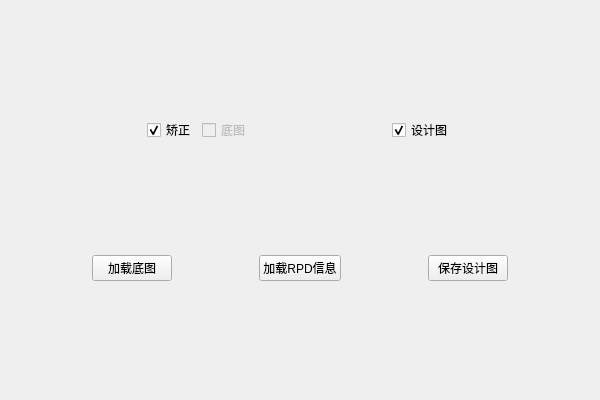
Above: RpdDesign/RpdDesign.ui from shengjie-lin/RPD-Design before the change. Below: the same form after it.
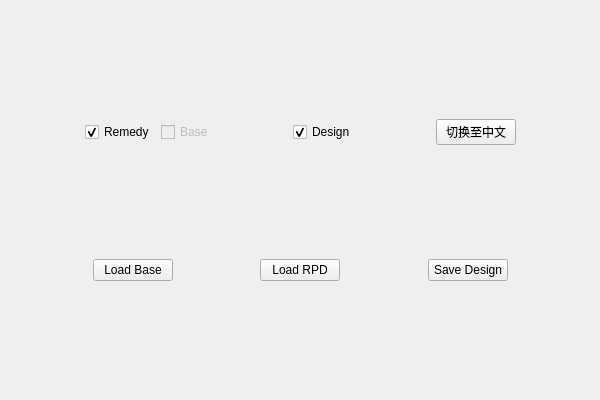
That is the form after the change.

Commit message: 1. supported dynamic language selection (chs/eng) 2. avoid setting RPDs twice in updateRpdDesign() 3. fixed a bug where remediedTeeth never gets cleared

The edit to the form file:
```diff
--- a/RpdDesign/RpdDesign.ui
+++ b/RpdDesign/RpdDesign.ui
@@ -32,7 +32,7 @@
      <item>
       <widget class="QCheckBox" name="remedyCheckBox">
        <property name="text">
-        <string>矫正</string>
+        <string notr="true">Remedy</string>
        </property>
        <property name="checked">
         <bool>true</bool>
@@ -45,7 +45,7 @@
         <bool>false</bool>
        </property>
        <property name="text">
-        <string>底图</string>
+        <string notr="true">Base</string>
        </property>
        <property name="checked">
         <bool>false</bool>
@@ -68,7 +68,7 @@
      <item>
       <widget class="QCheckBox" name="designCheckBox">
        <property name="text">
-        <string>设计图</string>
+        <string notr="true">Design</string>
        </property>
        <property name="checkable">
         <bool>true</bool>
@@ -91,6 +91,26 @@
        </property>
       </spacer>
      </item>
+     <item>
+      <widget class="QPushButton" name="switchLanguagePushButton">
+       <property name="text">
+        <string notr="true">切换至中文</string>
+       </property>
+      </widget>
+     </item>
+     <item>
+      <spacer name="horizontalSpacer_8">
+       <property name="orientation">
+        <enum>Qt::Horizontal</enum>
+       </property>
+       <property name="sizeHint" stdset="0">
+        <size>
+         <width>40</width>
+         <height>20</height>
+        </size>
+       </property>
+      </spacer>
+     </item>
     </layout>
    </item>
    <item>
@@ -111,7 +131,7 @@
      <item>
       <widget class="QPushButton" name="loadBasePushButton">
        <property name="text">
-        <string>加载底图</string>
+        <string notr="true">Load Base</string>
        </property>
       </widget>
      </item>
@@ -131,7 +151,7 @@
      <item>
       <widget class="QPushButton" name="loadRpdPushButton">
        <property name="text">
-        <string>加载RPD信息</string>
+        <string notr="true">Load RPD</string>
        </property>
       </widget>
      </item>
@@ -151,7 +171,7 @@
      <item>
       <widget class="QPushButton" name="savePushButton">
        <property name="text">
-        <string>保存设计图</string>
+        <string notr="true">Save Design</string>
        </property>
       </widget>
      </item>
```
Left out of the diff: 7 changed lines with no effect on the pictures. The commit also changes 8 other files.
